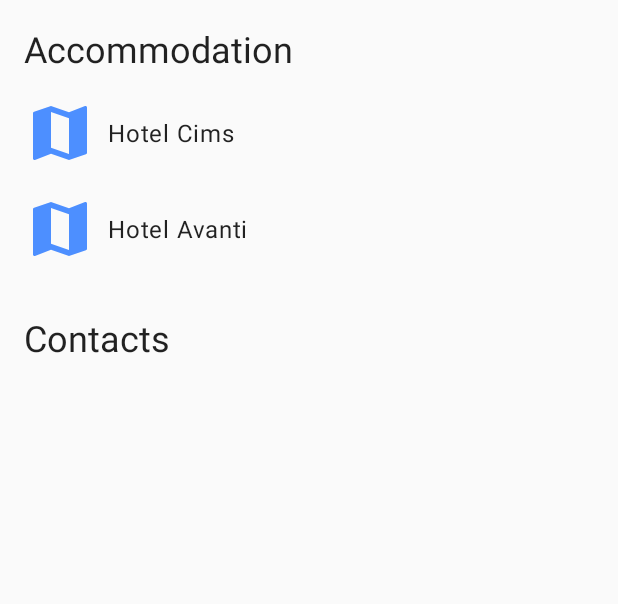
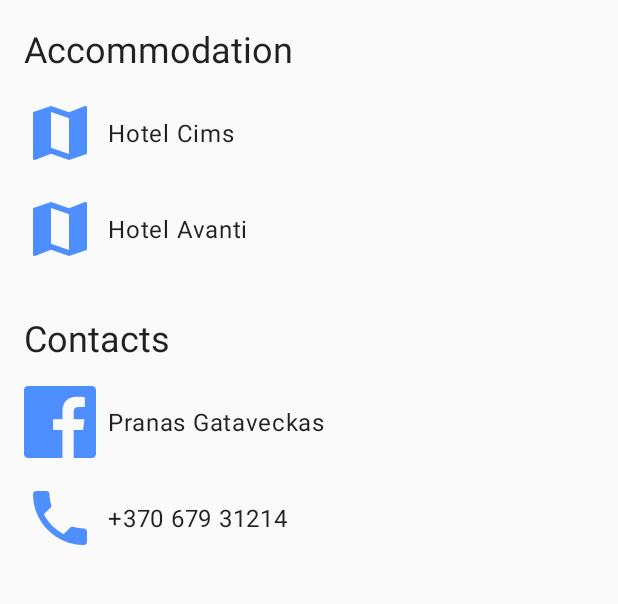
Before and after one commit to Go-Sno-Productions/GoSnoApp, an Android app: the screen it shows after launch (MainActivity), in the side drawer, after a tap on "General info", on a phone screen of 412 x 824 dp, the part 84-688 px from its top. Run offline under Robolectric (Android 15) with nearby library versions, the phone set to English and light mode, and no system bars.

Commit message:
Add missing general info

```diff
--- a/app/src/main/java/com/gosno/app/generalinfo/GeneralInfoFragment.kt
+++ b/app/src/main/java/com/gosno/app/generalinfo/GeneralInfoFragment.kt
@@ -1,5 +1,7 @@
 package com.gosno.app.generalinfo
 
+import android.content.Intent
+import android.net.Uri
 import android.os.Bundle
 import android.support.v4.app.Fragment
 import android.view.LayoutInflater
@@ -7,6 +9,7 @@ import android.view.View
 import android.view.ViewGroup
 import com.gosno.app.R
 import kotlinx.android.synthetic.main.fragment_general_info.*
+
 
 class GeneralInfoFragment : Fragment() {
     override fun onCreateView(
@@ -18,8 +21,22 @@ class GeneralInfoFragment : Fragment() {
 
     override fun onViewCreated(view: View, savedInstanceState: Bundle?) {
         super.onViewCreated(view, savedInstanceState)
-        hotelAvantiTextView.setOnClickListener {  }
-        hotelCimsTextView.setOnClickListener {  }
+        hotelAvantiTextView.setOnClickListener { openUrl("https://goo.gl/maps/RquWscYrhfp") }
+        hotelCimsTextView.setOnClickListener { openUrl("https://goo.gl/maps/1PzeeUGor2S2") }
+        pranasTextView.setOnClickListener { openUrl("https://m.facebook.com/PranasGataveckas") }
+        phoneTextView.setOnClickListener { callPhone() }
+    }
+
+    private fun openUrl(url: String) {
+        val intent = Intent(Intent.ACTION_VIEW)
+        intent.data = Uri.parse(url)
+        startActivity(intent)
+    }
+
+    private fun callPhone() {
+        val intent = Intent(Intent.ACTION_DIAL)
+        intent.data = Uri.parse("tel:" + getString(R.string.phone_number))
+        startActivity(intent)
     }
 
     companion object {
--- /dev/null
+++ b/app/src/main/res/drawable/ic_call.xml
@@ -0,0 +1,6 @@
+<vector android:height="48dp"
+    android:tint="#4D8FFF"
+    android:viewportHeight="24.0" android:viewportWidth="24.0"
+    android:width="48dp" xmlns:android="http://schemas.android.com/apk/res/android">
+    <path android:fillColor="#FF000000" android:pathData="M6.62,10.79c1.44,2.83 3.76,5.14 6.59,6.59l2.2,-2.2c0.27,-0.27 0.67,-0.36 1.02,-0.24 1.12,0.37 2.33,0.57 3.57,0.57 0.55,0 1,0.45 1,1V20c0,0.55 -0.45,1 -1,1 -9.39,0 -17,-7.61 -17,-17 0,-0.55 0.45,-1 1,-1h3.5c0.55,0 1,0.45 1,1 0,1.25 0.2,2.45 0.57,3.57 0.11,0.35 0.03,0.74 -0.25,1.02l-2.2,2.2z"/>
+</vector>
--- /dev/null
+++ b/app/src/main/res/drawable/ic_facebook.xml
@@ -0,0 +1,10 @@
+<vector xmlns:android="http://schemas.android.com/apk/res/android"
+    android:width="48dp"
+    android:height="48dp"
+    android:tint="#4D8FFF"
+    android:viewportWidth="60.734"
+    android:viewportHeight="60.733">
+    <path
+        android:fillColor="#FF000000"
+        android:pathData="M57.378,0.001H3.352C1.502,0.001 0,1.5 0,3.353v54.026c0,1.853 1.502,3.354 3.352,3.354h29.086V37.214h-7.914v-9.167h7.914v-6.76c0,-7.843 4.789,-12.116 11.787,-12.116c3.355,0 6.232,0.251 7.071,0.36v8.198l-4.854,0.002c-3.805,0 -4.539,1.809 -4.539,4.462v5.851h9.078l-1.187,9.166h-7.892v23.52h15.475c1.852,0 3.355,-1.503 3.355,-3.351V3.351C60.731,1.5 59.23,0.001 57.378,0.001z" />
+</vector>
--- a/app/src/main/res/layout/fragment_general_info.xml
+++ b/app/src/main/res/layout/fragment_general_info.xml
@@ -69,5 +69,41 @@
             android:text="@string/contacts"
             app:layout_constraintStart_toStartOf="parent"
             app:layout_constraintTop_toBottomOf="@id/hotelAvantiTextView" />
+
+        <TextView
+            android:id="@+id/pranasTextView"
+            style="@style/TextAppearance.MaterialComponents.Body1"
+            android:layout_width="match_parent"
+            android:layout_height="wrap_content"
+            android:background="?selectableItemBackground"
+            android:drawableStart="@drawable/ic_facebook"
+            android:drawablePadding="8dp"
+            android:gravity="center_vertical"
+            android:paddingStart="16dp"
+            android:paddingTop="8dp"
+            android:paddingEnd="16dp"
+            android:paddingBottom="8dp"
+            android:text="@string/pranas_gataveckas"
+            app:layout_constraintEnd_toEndOf="parent"
+            app:layout_constraintStart_toStartOf="parent"
+            app:layout_constraintTop_toBottomOf="@+id/contactsTextView" />
+
+        <TextView
+            android:id="@+id/phoneTextView"
+            style="@style/TextAppearance.MaterialComponents.Body1"
+            android:layout_width="match_parent"
+            android:layout_height="wrap_content"
+            android:background="?selectableItemBackground"
+            android:drawableStart="@drawable/ic_call"
+            android:drawablePadding="8dp"
+            android:gravity="center_vertical"
+            android:paddingStart="16dp"
+            android:paddingTop="8dp"
+            android:paddingEnd="16dp"
+            android:paddingBottom="8dp"
+            android:text="@string/phone_number"
+            app:layout_constraintEnd_toEndOf="parent"
+            app:layout_constraintStart_toStartOf="parent"
+            app:layout_constraintTop_toBottomOf="@+id/pranasTextView" />
     </android.support.constraint.ConstraintLayout>
 </android.support.v4.widget.NestedScrollView>
--- a/app/src/main/res/values/strings.xml
+++ b/app/src/main/res/values/strings.xml
@@ -8,4 +8,6 @@
     <string name="hotel_cims">Hotel Cims</string>
     <string name="hotel_avanti">Hotel Avanti</string>
     <string name="contacts">Contacts</string>
+    <string name="pranas_gataveckas">Pranas Gataveckas</string>
+    <string name="phone_number">+370 679 31214</string>
 </resources>
```
